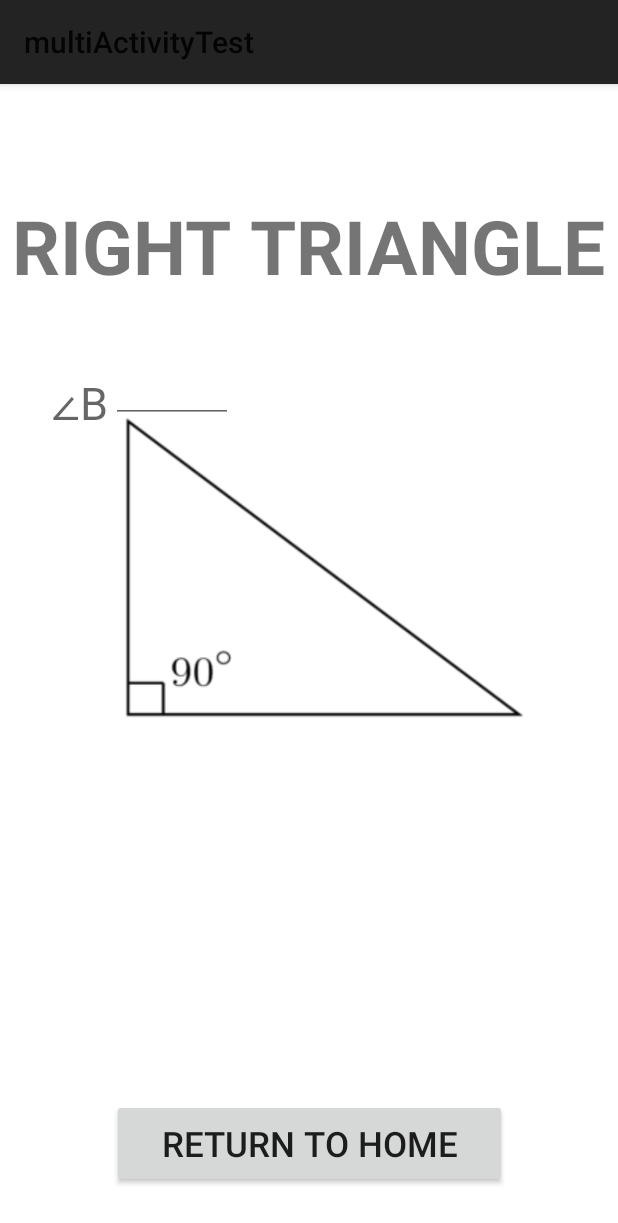
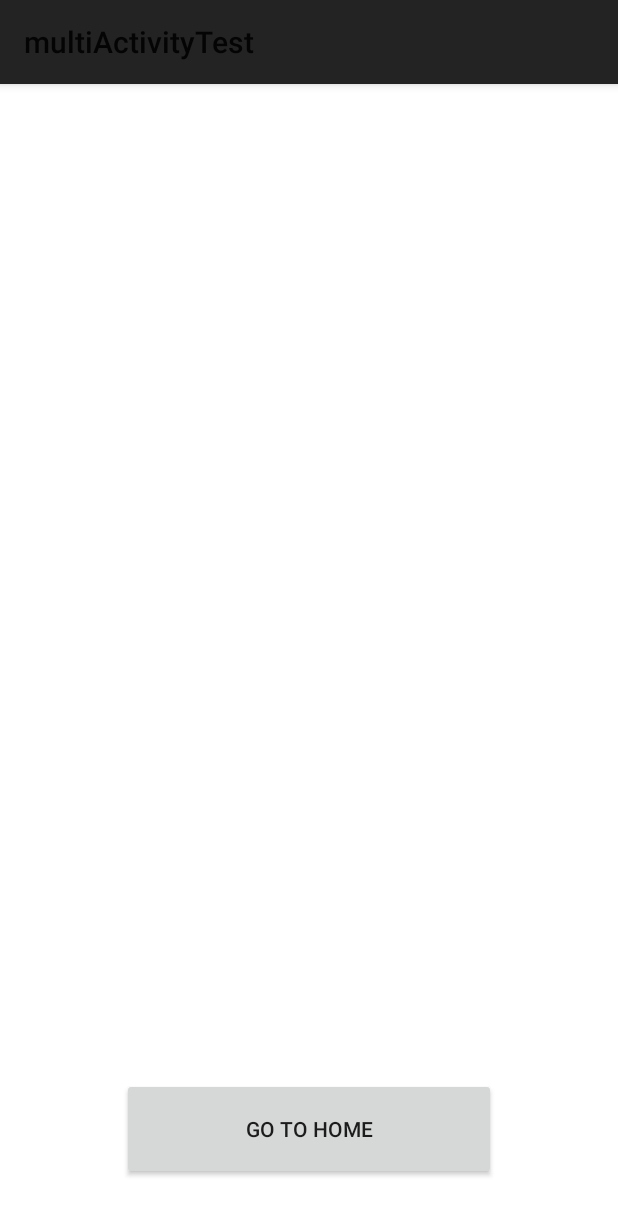
Before and after one commit to not-celeska/Triangle-Solver-App, an Android app: the screen it shows after launch (MainActivity before the commit, RightTriangleActivity after it), after a tap on "RIGHT", on a phone screen of 412 x 824 dp. Shown: the top 1223 px of the screen. Run offline under Robolectric (Android 15) with nearby library versions, the phone set to English and light mode, and no system bars.

Commit message:
figured out how to go between menus properly

```diff
--- a/app/src/main/AndroidManifest.xml
+++ b/app/src/main/AndroidManifest.xml
@@ -13,6 +13,12 @@
         android:theme="@style/Theme.Randomizer"
         tools:targetApi="31">
         <activity
+            android:name=".RightTriangleActivity"
+            android:exported="false" />
+        <activity
+            android:name=".RightTriangleActivityNEW"
+            android:exported="false" />
+        <activity
             android:name=".MainActivity"
             android:exported="true">
             <intent-filter>
--- a/app/src/main/java/com/example/multiactivitytest/MainActivity.java
+++ b/app/src/main/java/com/example/multiactivitytest/MainActivity.java
@@ -2,6 +2,7 @@ package com.example.multiactivitytest;
 
 import androidx.appcompat.app.AppCompatActivity;
 
+import android.content.Intent;
 import android.os.Bundle;
 import android.view.View;
 
@@ -13,19 +14,14 @@ public class MainActivity extends AppCompatActivity {
         setContentView(R.layout.activity_main);
     }
 
-    public void homeLayoutButton(View view)
+    public void openRightTriangle(View view)
     {
-        setContentView(R.layout.activity_main);
+        Intent intent = new Intent(this, RightTriangleActivity.class);
+        startActivity(intent);
     }
 
-    public void rightLayoutButton(View view)
-    {
-        setContentView(R.layout.right_triangle);
+    public void openNonRightTriangle(View view) {
+        //        Intent intent = new Intent(this, NonRightTriangleActivity.class);
+        //        startActivity(intent);
     }
-
-    public void nonrightLayoutButton(View view)
-    {
-        setContentView(R.layout.non_right_triangle);
-    }
-
 }
--- /dev/null
+++ b/app/src/main/java/com/example/multiactivitytest/RightTriangleActivity.java
@@ -0,0 +1,20 @@
+package com.example.multiactivitytest;
+
+import androidx.appcompat.app.AppCompatActivity;
+
+import android.os.Bundle;
+import android.view.View;
+
+public class RightTriangleActivity extends AppCompatActivity {
+
+    @Override
+    protected void onCreate(Bundle savedInstanceState) {
+        super.onCreate(savedInstanceState);
+        setContentView(R.layout.activity_right_triangle);
+    }
+
+    public void closeActivity(View view)
+    {
+        finish();
+    }
+}
--- a/app/src/main/res/layout/activity_main.xml
+++ b/app/src/main/res/layout/activity_main.xml
@@ -25,7 +25,7 @@
         android:id="@+id/nonRightButton"
         android:layout_width="261dp"
         android:layout_height="93dp"
-        android:onClick="nonrightLayoutButton"
+        android:onClick="openNonRightTriangle"
         android:text="@string/non_right"
         android:textSize="30dp"
         app:layout_constraintBottom_toBottomOf="parent"
@@ -38,7 +38,7 @@
         android:id="@+id/rightButton"
         android:layout_width="261dp"
         android:layout_height="93dp"
-        android:onClick="rightLayoutButton"
+        android:onClick="openRightTriangle"
         android:text="RIGHT"
         android:textSize="30dp"
         app:layout_constraintBottom_toBottomOf="parent"
--- /dev/null
+++ b/app/src/main/res/layout/activity_right_triangle.xml
@@ -0,0 +1,21 @@
+<?xml version="1.0" encoding="utf-8"?>
+<androidx.constraintlayout.widget.ConstraintLayout xmlns:android="http://schemas.android.com/apk/res/android"
+    xmlns:app="http://schemas.android.com/apk/res-auto"
+    xmlns:tools="http://schemas.android.com/tools"
+    android:layout_width="match_parent"
+    android:layout_height="match_parent"
+    tools:context=".RightTriangleActivity">
+
+    <Button
+        android:id="@+id/goToHome"
+        android:layout_width="249dp"
+        android:layout_height="68dp"
+        android:onClick="closeActivity"
+        android:text="GO TO HOME"
+        app:layout_constraintBottom_toBottomOf="parent"
+        app:layout_constraintEnd_toEndOf="parent"
+        app:layout_constraintHorizontal_bias="0.498"
+        app:layout_constraintStart_toStartOf="parent"
+        app:layout_constraintTop_toTopOf="parent"
+        app:layout_constraintVertical_bias="0.947" />
+</androidx.constraintlayout.widget.ConstraintLayout>
--- a/app/src/main/res/layout/non_right_triangle.xml
+++ /dev/null
@@ -1,34 +0,0 @@
-<?xml version="1.0" encoding="utf-8"?>
-<androidx.constraintlayout.widget.ConstraintLayout xmlns:android="http://schemas.android.com/apk/res/android"
-    xmlns:app="http://schemas.android.com/apk/res-auto"
-    xmlns:tools="http://schemas.android.com/tools"
-    android:layout_width="match_parent"
-    android:layout_height="match_parent">
-
-    <TextView
-        android:id="@+id/nonRightTitle"
-        android:layout_width="wrap_content"
-        android:layout_height="wrap_content"
-        android:text="NON-RIGHT TRIANGLE"
-        android:textSize="50dp"
-        android:textAlignment="center"
-        android:textStyle="bold"
-        app:layout_constraintBottom_toBottomOf="parent"
-        app:layout_constraintEnd_toEndOf="parent"
-        app:layout_constraintHorizontal_bias="0.47"
-        app:layout_constraintStart_toStartOf="parent"
-        app:layout_constraintTop_toTopOf="parent"
-        app:layout_constraintVertical_bias="0.106" />
-
-    <Button
-        android:id="@+id/nonRightHome"
-        android:layout_width="263dp"
-        android:layout_height="59dp"
-        android:layout_marginBottom="32dp"
-        android:onClick="homeLayoutButton"
-        android:text="RETURN TO HOME"
-        android:textSize="23dp"
-        app:layout_constraintBottom_toBottomOf="parent"
-        app:layout_constraintEnd_toEndOf="parent"
-        app:layout_constraintStart_toStartOf="parent" />
-</androidx.constraintlayout.widget.ConstraintLayout>
--- a/app/src/main/res/layout/right_triangle.xml
+++ /dev/null
@@ -1,75 +0,0 @@
-<?xml version="1.0" encoding="utf-8"?>
-<androidx.constraintlayout.widget.ConstraintLayout xmlns:android="http://schemas.android.com/apk/res/android"
-    xmlns:app="http://schemas.android.com/apk/res-auto"
-    xmlns:tools="http://schemas.android.com/tools"
-    android:layout_width="match_parent"
-    android:layout_height="match_parent">
-
-    <TextView
-        android:id="@+id/nonRightTitle"
-        android:layout_width="wrap_content"
-        android:layout_height="wrap_content"
-        android:text="RIGHT TRIANGLE"
-        android:textSize="50dp"
-        android:textStyle="bold"
-        app:layout_constraintBottom_toBottomOf="parent"
-        app:layout_constraintEnd_toEndOf="parent"
-        app:layout_constraintHorizontal_bias="0.47"
-        app:layout_constraintStart_toStartOf="parent"
-        app:layout_constraintTop_toTopOf="parent"
-        app:layout_constraintVertical_bias="0.106" />
-
-    <Button
-        android:id="@+id/nonRightHome"
-        android:layout_width="263dp"
-        android:layout_height="59dp"
-        android:layout_marginBottom="32dp"
-        android:onClick="homeLayoutButton"
-        android:text="RETURN TO HOME"
-        android:textSize="23dp"
-        app:layout_constraintBottom_toBottomOf="parent"
-        app:layout_constraintEnd_toEndOf="parent"
-        app:layout_constraintStart_toStartOf="parent" />
-
-    <ImageView
-        android:id="@+id/imageView"
-        android:layout_width="283dp"
-        android:layout_height="203dp"
-        app:layout_constraintBottom_toTopOf="@+id/nonRightHome"
-        app:layout_constraintEnd_toEndOf="parent"
-        app:layout_constraintHorizontal_bias="0.577"
-        app:layout_constraintStart_toStartOf="parent"
-        app:layout_constraintTop_toBottomOf="@+id/nonRightTitle"
-        app:layout_constraintVertical_bias="0.24"
-        app:srcCompat="@drawable/righttriangle" />
-
-    <EditText
-        android:id="@+id/angleB"
-        android:layout_width="81dp"
-        android:layout_height="48dp"
-        android:layout_marginTop="50dp"
-        android:ems="10"
-        android:inputType="numberDecimal"
-        app:layout_constraintBottom_toBottomOf="parent"
-        app:layout_constraintEnd_toEndOf="parent"
-        app:layout_constraintHorizontal_bias="0.224"
-        app:layout_constraintStart_toStartOf="parent"
-        app:layout_constraintTop_toTopOf="parent"
-        app:layout_constraintVertical_bias="0.191" />
-
-    <TextView
-        android:id="@+id/angleBtext"
-        android:layout_width="67dp"
-        android:layout_height="51dp"
-        android:layout_marginTop="50dp"
-        android:text="∠B"
-        android:textAppearance="@style/TextAppearance.AppCompat.Medium"
-        android:textSize="30dp"
-        app:layout_constraintBottom_toBottomOf="parent"
-        app:layout_constraintEnd_toEndOf="parent"
-        app:layout_constraintHorizontal_bias="0.098"
-        app:layout_constraintStart_toStartOf="parent"
-        app:layout_constraintTop_toBottomOf="@+id/nonRightTitle"
-        app:layout_constraintVertical_bias="0.0" />
-
-</androidx.constraintlayout.widget.ConstraintLayout>
```
